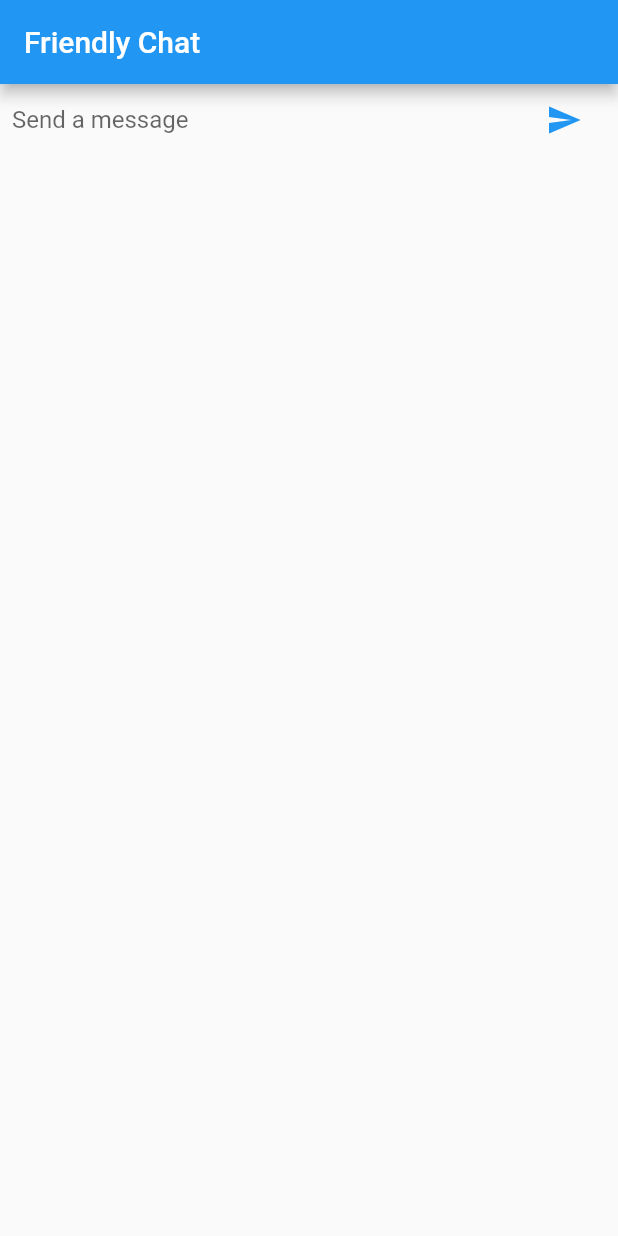
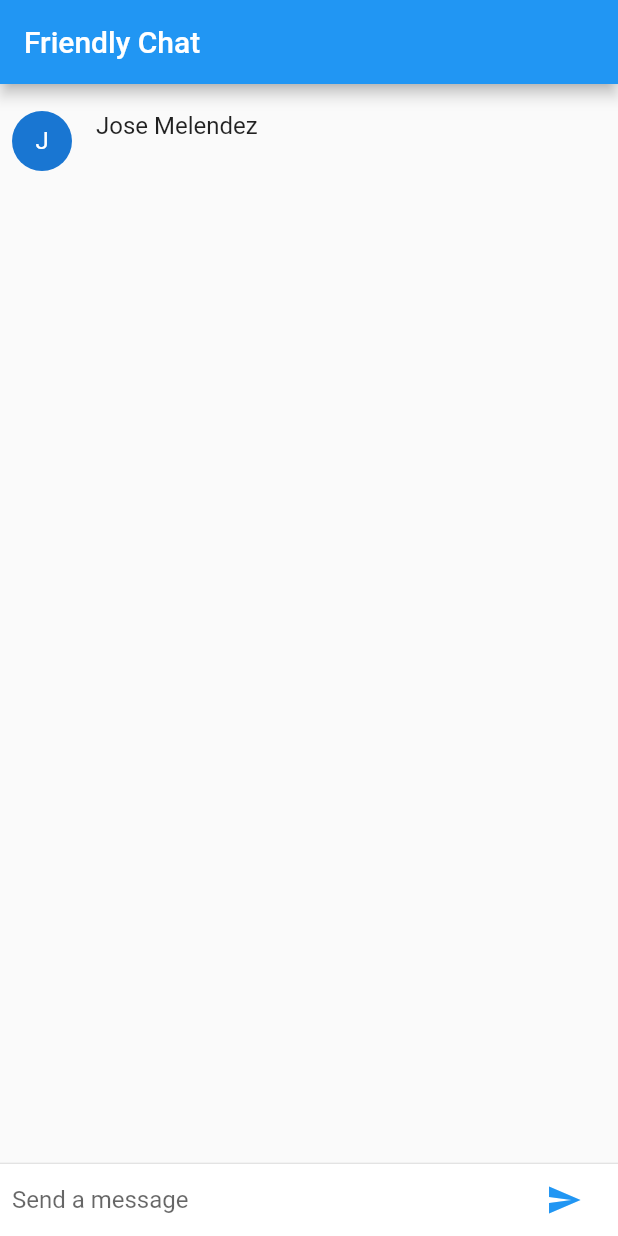
Before and after one commit to JoseMelendez-X/friendlyChat, a Flutter app: the screen it shows after launch, after a tap on the "send" icon, on a phone screen of 412 x 824 dp. Run offline on Flutter 3.47's test engine with Material 2 defaults, Android fonts, the phone set to English and light mode, and no system bars.

```diff
--- a/friendlychat/lib/main.dart
+++ b/friendlychat/lib/main.dart
@@ -81,7 +81,26 @@ class _ChatScreenState extends State<ChatScreen> {
           'Friendly Chat',
         ),
       ),
-      body: _buildTextComposer(),
+      body: Column(
+        children: <Widget>[
+          Flexible(
+            child: ListView.builder(
+              padding: EdgeInsets.all(8.0),
+              itemCount: _messages.length,
+              itemBuilder: (context, index) {
+                return _messages[index];
+              },
+            ),
+          ),
+          Divider(height: 1.0),
+          Container(
+            child: _buildTextComposer(),
+            decoration: BoxDecoration(
+              color: Theme.of(context).cardColor,
+            ),
+          ),
+        ],
+      ),
     );
   }
 }
@@ -96,7 +115,6 @@ class ChatMessage extends StatelessWidget {
     return Container(
       margin: const EdgeInsets.symmetric(vertical: 10.0),
       child: Row(
-        crossAxisAlignment: CrossAxisAlignment.start,
         children: <Widget>[
           Container(
             margin: const EdgeInsets.only(right: 16.0),
@@ -118,7 +136,7 @@ class ChatMessage extends StatelessWidget {
                 child: Text(text),
               ),
             ],
-          )
+          ),
         ],
       ),
     );
```
